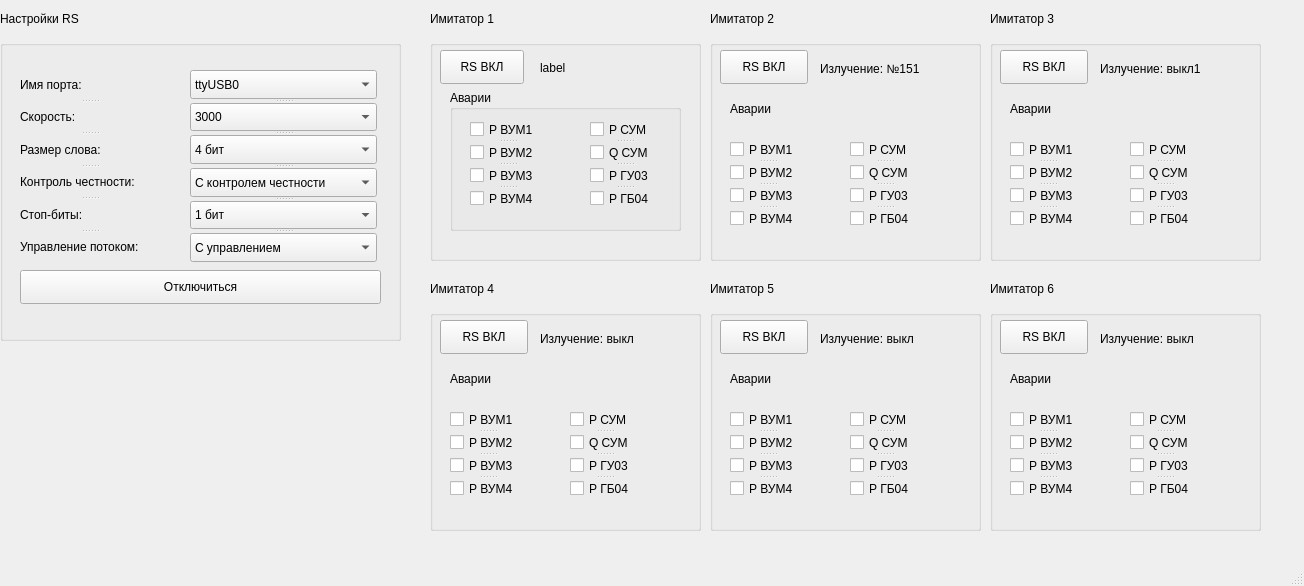
Above: mainwindow.ui from mishamashina/Praktika before the change. Below: the same form after it.
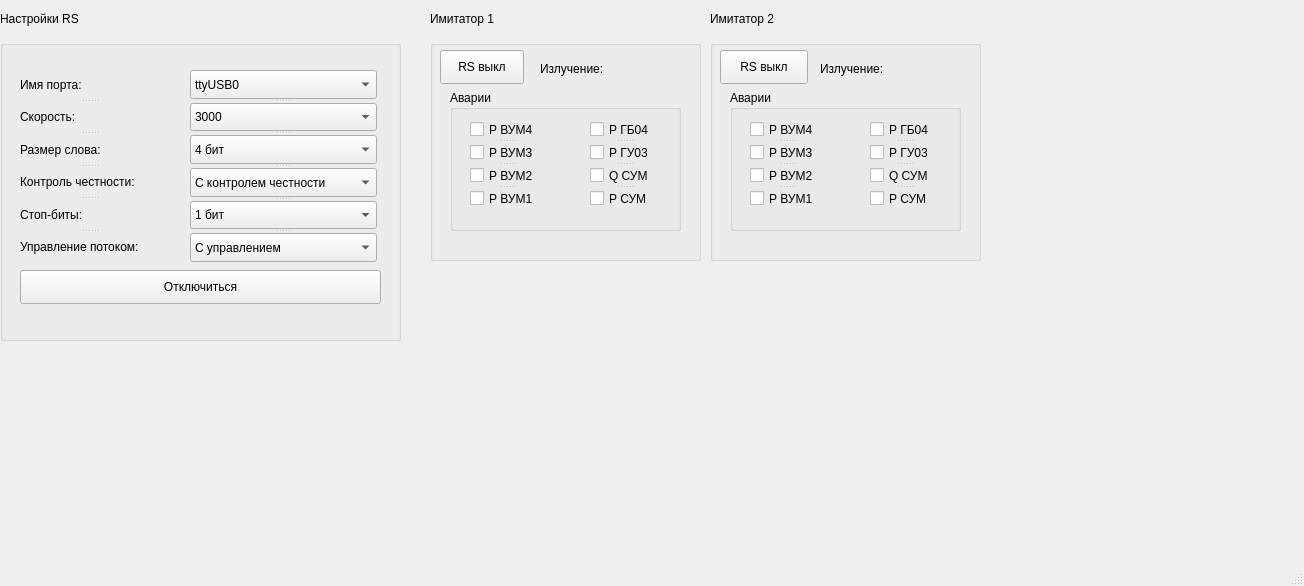
That is the form after the change.

What changed in the file:
```diff
--- a/mainwindow.ui
+++ b/mainwindow.ui
@@ -236,20 +236,7 @@
       </rect>
      </property>
      <property name="text">
-      <string>RS ВКЛ</string>
-     </property>
-    </widget>
-    <widget class="QLabel" name="label_13">
-     <property name="geometry">
-      <rect>
-       <x>110</x>
-       <y>17</y>
-       <width>141</width>
-       <height>21</height>
-      </rect>
-     </property>
-     <property name="text">
-      <string>label</string>
+      <string>RS выкл</string>
      </property>
     </widget>
     <widget class="QGroupBox" name="groupBox_8">
@@ -278,22 +265,22 @@
       </property>
       <widget class="QCheckBox" name="checkBox">
        <property name="text">
-        <string>Р ВУМ1</string>
+        <string>Р ВУМ4</string>
        </property>
       </widget>
       <widget class="QCheckBox" name="checkBox_2">
        <property name="text">
-        <string>Р ВУМ2</string>
+        <string>Р ВУМ3</string>
        </property>
       </widget>
       <widget class="QCheckBox" name="checkBox_3">
        <property name="text">
-        <string>Р ВУМ3</string>
+        <string>Р ВУМ2</string>
        </property>
       </widget>
       <widget class="QCheckBox" name="checkBox_4">
        <property name="text">
-        <string>Р ВУМ4</string>
+        <string>Р ВУМ1</string>
        </property>
       </widget>
      </widget>
@@ -311,26 +298,39 @@
       </property>
       <widget class="QCheckBox" name="checkBox_5">
        <property name="text">
-        <string>Р СУМ</string>
+        <string>Р ГБ04</string>
        </property>
       </widget>
       <widget class="QCheckBox" name="checkBox_6">
        <property name="text">
-        <string>Q СУМ</string>
+        <string>Р ГУ03</string>
        </property>
       </widget>
       <widget class="QCheckBox" name="checkBox_7">
        <property name="text">
-        <string>Р ГУ03</string>
+        <string>Q СУМ</string>
        </property>
       </widget>
       <widget class="QCheckBox" name="checkBox_8">
        <property name="text">
-        <string>Р ГБ04</string>
+        <string>Р СУМ</string>
        </property>
       </widget>
      </widget>
     </widget>
+    <widget class="QLabel" name="label_12">
+     <property name="geometry">
+      <rect>
+       <x>110</x>
+       <y>20</y>
+       <width>141</width>
+       <height>18</height>
+      </rect>
+     </property>
+     <property name="text">
+      <string>Излучение:</string>
+     </property>
+    </widget>
    </widget>
    <widget class="QGroupBox" name="groupBox_3">
     <property name="geometry">
@@ -354,7 +354,7 @@
       </rect>
      </property>
      <property name="text">
-      <string>RS ВКЛ</string>
+      <string>RS выкл</string>
      </property>
     </widget>
     <widget class="QLabel" name="label_11">
@@ -362,209 +362,91 @@
       <rect>
        <x>110</x>
        <y>20</y>
-       <width>121</width>
+       <width>141</width>
        <height>18</height>
       </rect>
      </property>
      <property name="text">
-      <string>Излучение: №151</string>
+      <string>Излучение: </string>
      </property>
     </widget>
-    <widget class="QLabel" name="label_12">
+    <widget class="QGroupBox" name="groupBox_9">
      <property name="geometry">
       <rect>
        <x>20</x>
-       <y>60</y>
-       <width>58</width>
-       <height>18</height>
+       <y>50</y>
+       <width>231</width>
+       <height>141</height>
       </rect>
      </property>
-     <property name="text">
+     <property name="title">
       <string>Аварии</string>
      </property>
-    </widget>
-    <widget class="QSplitter" name="splitter_5">
-     <property name="geometry">
-      <rect>
-       <x>20</x>
-       <y>100</y>
-       <width>76</width>
-       <height>88</height>
-      </rect>
-     </property>
-     <property name="orientation">
-      <enum>Qt::Vertical</enum>
-     </property>
-     <widget class="QCheckBox" name="checkBox_9">
-      <property name="text">
-       <string>Р ВУМ1</string>
+     <widget class="QSplitter" name="splitter_5">
+      <property name="geometry">
+       <rect>
+        <x>20</x>
+        <y>30</y>
+        <width>76</width>
+        <height>88</height>
+       </rect>
       </property>
-     </widget>
-     <widget class="QCheckBox" name="checkBox_10">
-      <property name="text">
-       <string>Р ВУМ2</string>
+      <property name="orientation">
+       <enum>Qt::Vertical</enum>
       </property>
+      <widget class="QCheckBox" name="checkBox_17">
+       <property name="text">
+        <string>Р ВУМ4</string>
+       </property>
+      </widget>
+      <widget class="QCheckBox" name="checkBox_18">
+       <property name="text">
+        <string>Р ВУМ3</string>
+       </property>
+      </widget>
+      <widget class="QCheckBox" name="checkBox_19">
+       <property name="text">
+        <string>Р ВУМ2</string>
+       </property>
+      </widget>
+      <widget class="QCheckBox" name="checkBox_20">
+       <property name="text">
+        <string>Р ВУМ1</string>
+       </property>
+      </widget>
      </widget>
-     <widget class="QCheckBox" name="checkBox_11">
-      <property name="text">
-       <string>Р ВУМ3</string>
+     <widget class="QSplitter" name="splitter_6">
+      <property name="geometry">
+       <rect>
+        <x>140</x>
+        <y>30</y>
+        <width>70</width>
+        <height>88</height>
+       </rect>
       </property>
-     </widget>
-     <widget class="QCheckBox" name="checkBox_12">
-      <property name="text">
-       <string>Р ВУМ4</string>
+      <property name="orientation">
+       <enum>Qt::Vertical</enum>
       </property>
-     </widget>
-    </widget>
-    <widget class="QSplitter" name="splitter_6">
-     <property name="geometry">
-      <rect>
-       <x>140</x>
-       <y>100</y>
-       <width>70</width>
-       <height>88</height>
-      </rect>
-     </property>
-     <property name="orientation">
-      <enum>Qt::Vertical</enum>
-     </property>
-     <widget class="QCheckBox" name="checkBox_13">
-      <property name="text">
-       <string>Р СУМ</string>
-      </property>
-     </widget>
-     <widget class="QCheckBox" name="checkBox_14">
-      <property name="text">
-       <string>Q СУМ</string>
-      </property>
-     </widget>
-     <widget class="QCheckBox" name="checkBox_15">
-      <property name="text">
-       <string>Р ГУ03</string>
-      </property>
-     </widget>
-     <widget class="QCheckBox" name="checkBox_16">
-      <property name="text">
-       <string>Р ГБ04</string>
-      </property>
-     </widget>
-    </widget>
-   </widget>
-   <widget class="QGroupBox" name="groupBox_4">
-    <property name="geometry">
-     <rect>
-      <x>990</x>
-      <y>40</y>
-      <width>271</width>
-      <height>221</height>
-     </rect>
-    </property>
-    <property name="title">
-     <string/>
-    </property>
-    <widget class="QPushButton" name="pushButton_6">
-     <property name="geometry">
-      <rect>
-       <x>10</x>
-       <y>10</y>
-       <width>88</width>
-       <height>34</height>
-      </rect>
-     </property>
-     <property name="text">
-      <string>RS ВКЛ</string>
-     </property>
-    </widget>
-    <widget class="QLabel" name="label_17">
-     <property name="geometry">
-      <rect>
-       <x>110</x>
-       <y>20</y>
-       <width>121</width>
-       <height>18</height>
-      </rect>
-     </property>
-     <property name="text">
-      <string>Излучение: выкл1</string>
-     </property>
-    </widget>
-    <widget class="QLabel" name="label_18">
-     <property name="geometry">
-      <rect>
-       <x>20</x>
-       <y>60</y>
-       <width>58</width>
-       <height>18</height>
-      </rect>
-     </property>
-     <property name="text">
-      <string>Аварии</string>
-     </property>
-    </widget>
-    <widget class="QSplitter" name="splitter_11">
-     <property name="geometry">
-      <rect>
-       <x>20</x>
-       <y>100</y>
-       <width>76</width>
-       <height>88</height>
-      </rect>
-     </property>
-     <property name="orientation">
-      <enum>Qt::Vertical</enum>
-     </property>
-     <widget class="QCheckBox" name="checkBox_33">
-      <property name="text">
-       <string>Р ВУМ1</string>
-      </property>
-     </widget>
-     <widget class="QCheckBox" name="checkBox_34">
-      <property name="text">
-       <string>Р ВУМ2</string>
-      </property>
-     </widget>
-     <widget class="QCheckBox" name="checkBox_35">
-      <property name="text">
-       <string>Р ВУМ3</string>
-      </property>
-     </widget>
-     <widget class="QCheckBox" name="checkBox_36">
-      <property name="text">
-       <string>Р ВУМ4</string>
-      </property>
-     </widget>
-    </widget>
-    <widget class="QSplitter" name="splitter_12">
-     <property name="geometry">
-      <rect>
-       <x>140</x>
-       <y>100</y>
-       <width>70</width>
-       <height>88</height>
-      </rect>
-     </property>
-     <property name="orientation">
-      <enum>Qt::Vertical</enum>
-     </property>
-     <widget class="QCheckBox" name="checkBox_37">
-      <property name="text">
-       <string>Р СУМ</string>
-      </property>
-     </widget>
-     <widget class="QCheckBox" name="checkBox_38">
-      <property name="text">
-       <string>Q СУМ</string>
-      </property>
-     </widget>
-     <widget class="QCheckBox" name="checkBox_39">
-      <property name="text">
-       <string>Р ГУ03</string>
-      </property>
-     </widget>
-     <widget class="QCheckBox" name="checkBox_40">
-      <property name="text">
-       <string>Р ГБ04</string>
-      </property>
+      <widget class="QCheckBox" name="checkBox_21">
+       <property name="text">
+        <string>Р ГБ04</string>
+       </property>
+      </widget>
+      <widget class="QCheckBox" name="checkBox_22">
+       <property name="text">
+        <string>Р ГУ03</string>
+       </property>
+      </widget>
+      <widget class="QCheckBox" name="checkBox_23">
+       <property name="text">
+        <string>Q СУМ</string>
+       </property>
+      </widget>
+      <widget class="QCheckBox" name="checkBox_24">
+       <property name="text">
+        <string>Р СУМ</string>
+       </property>
+      </widget>
      </widget>
     </widget>
    </widget>
@@ -581,412 +463,6 @@
      <string>Имитатор 2</string>
     </property>
    </widget>
-   <widget class="QLabel" name="label_20">
-    <property name="geometry">
-     <rect>
-      <x>990</x>
-      <y>10</y>
-      <width>81</width>
-      <height>18</height>
-     </rect>
-    </property>
-    <property name="text">
-     <string>Имитатор 3</string>
-    </property>
-   </widget>
-   <widget class="QLabel" name="label_21">
-    <property name="geometry">
-     <rect>
-      <x>430</x>
-      <y>280</y>
-      <width>81</width>
-      <height>18</height>
-     </rect>
-    </property>
-    <property name="text">
-     <string>Имитатор 4</string>
-    </property>
-   </widget>
-   <widget class="QGroupBox" name="groupBox_5">
-    <property name="geometry">
-     <rect>
-      <x>430</x>
-      <y>310</y>
-      <width>271</width>
-      <height>221</height>
-     </rect>
-    </property>
-    <property name="title">
-     <string/>
-    </property>
-    <widget class="QPushButton" name="pushButton_7">
-     <property name="geometry">
-      <rect>
-       <x>10</x>
-       <y>10</y>
-       <width>88</width>
-       <height>34</height>
-      </rect>
-     </property>
-     <property name="text">
-      <string>RS ВКЛ</string>
-     </property>
-    </widget>
-    <widget class="QLabel" name="label_22">
-     <property name="geometry">
-      <rect>
-       <x>110</x>
-       <y>20</y>
-       <width>121</width>
-       <height>18</height>
-      </rect>
-     </property>
-     <property name="text">
-      <string>Излучение: выкл</string>
-     </property>
-    </widget>
-    <widget class="QLabel" name="label_23">
-     <property name="geometry">
-      <rect>
-       <x>20</x>
-       <y>60</y>
-       <width>58</width>
-       <height>18</height>
-      </rect>
-     </property>
-     <property name="text">
-      <string>Аварии</string>
-     </property>
-    </widget>
-    <widget class="QSplitter" name="splitter_13">
-     <property name="geometry">
-      <rect>
-       <x>20</x>
-       <y>100</y>
-       <width>76</width>
-       <height>88</height>
-      </rect>
-     </property>
-     <property name="orientation">
-      <enum>Qt::Vertical</enum>
-     </property>
-     <widget class="QCheckBox" name="checkBox_41">
-      <property name="text">
-       <string>Р ВУМ1</string>
-      </property>
-     </widget>
-     <widget class="QCheckBox" name="checkBox_42">
-      <property name="text">
-       <string>Р ВУМ2</string>
-      </property>
-     </widget>
-     <widget class="QCheckBox" name="checkBox_43">
-      <property name="text">
-       <string>Р ВУМ3</string>
-      </property>
-     </widget>
-     <widget class="QCheckBox" name="checkBox_44">
-      <property name="text">
-       <string>Р ВУМ4</string>
-      </property>
-     </widget>
-    </widget>
-    <widget class="QSplitter" name="splitter_14">
-     <property name="geometry">
-      <rect>
-       <x>140</x>
-       <y>100</y>
-       <width>70</width>
-       <height>88</height>
-      </rect>
-     </property>
-     <property name="orientation">
-      <enum>Qt::Vertical</enum>
-     </property>
-     <widget class="QCheckBox" name="checkBox_45">
-      <property name="text">
-       <string>Р СУМ</string>
-      </property>
-     </widget>
-     <widget class="QCheckBox" name="checkBox_46">
-      <property name="text">
-       <string>Q СУМ</string>
-      </property>
-     </widget>
-     <widget class="QCheckBox" name="checkBox_47">
-      <property name="text">
-       <string>Р ГУ03</string>
-      </property>
-     </widget>
-     <widget class="QCheckBox" name="checkBox_48">
-      <property name="text">
-       <string>Р ГБ04</string>
-      </property>
-     </widget>
-    </widget>
-   </widget>
-   <widget class="QGroupBox" name="groupBox_6">
-    <property name="geometry">
-     <rect>
-      <x>710</x>
-      <y>310</y>
-      <width>271</width>
-      <height>221</height>
-     </rect>
-    </property>
-    <property name="title">
-     <string/>
-    </property>
-    <widget class="QPushButton" name="pushButton_8">
-     <property name="geometry">
-      <rect>
-       <x>10</x>
-       <y>10</y>
-       <width>88</width>
-       <height>34</height>
-      </rect>
-     </property>
-     <property name="text">
-      <string>RS ВКЛ</string>
-     </property>
-    </widget>
-    <widget class="QLabel" name="label_24">
-     <property name="geometry">
-      <rect>
-       <x>110</x>
-       <y>20</y>
-       <width>121</width>
-       <height>18</height>
-      </rect>
-     </property>
-     <property name="text">
-      <string>Излучение: выкл</string>
-     </property>
-    </widget>
-    <widget class="QLabel" name="label_25">
-     <property name="geometry">
-      <rect>
-       <x>20</x>
-       <y>60</y>
-       <width>58</width>
-       <height>18</height>
-      </rect>
-     </property>
-     <property name="text">
-      <string>Аварии</string>
-     </property>
-    </widget>
-    <widget class="QSplitter" name="splitter_15">
-     <property name="geometry">
-      <rect>
-       <x>20</x>
-       <y>100</y>
-       <width>76</width>
-       <height>88</height>
-      </rect>
-     </property>
-     <property name="orientation">
-      <enum>Qt::Vertical</enum>
-     </property>
-     <widget class="QCheckBox" name="checkBox_49">
-      <property name="text">
-       <string>Р ВУМ1</string>
-      </property>
-     </widget>
-     <widget class="QCheckBox" name="checkBox_50">
-      <property name="text">
-       <string>Р ВУМ2</string>
-      </property>
-     </widget>
-     <widget class="QCheckBox" name="checkBox_51">
-      <property name="text">
-       <string>Р ВУМ3</string>
-      </property>
-     </widget>
-     <widget class="QCheckBox" name="checkBox_52">
-      <property name="text">
-       <string>Р ВУМ4</string>
-      </property>
-     </widget>
-    </widget>
-    <widget class="QSplitter" name="splitter_16">
-     <property name="geometry">
-      <rect>
-       <x>140</x>
-       <y>100</y>
-       <width>70</width>
-       <height>88</height>
-      </rect>
-     </property>
-     <property name="orientation">
-      <enum>Qt::Vertical</enum>
-     </property>
-     <widget class="QCheckBox" name="checkBox_53">
-      <property name="text">
-       <string>Р СУМ</string>
-      </property>
-     </widget>
-     <widget class="QCheckBox" name="checkBox_54">
-      <property name="text">
-       <string>Q СУМ</string>
-      </property>
-     </widget>
-     <widget class="QCheckBox" name="checkBox_55">
-      <property name="text">
-       <string>Р ГУ03</string>
-      </property>
-     </widget>
-     <widget class="QCheckBox" name="checkBox_56">
-      <property name="text">
-       <string>Р ГБ04</string>
-      </property>
-     </widget>
-    </widget>
-   </widget>
-   <widget class="QGroupBox" name="groupBox_7">
-    <property name="geometry">
-     <rect>
-      <x>990</x>
-      <y>310</y>
-      <width>271</width>
-      <height>221</height>
-     </rect>
-    </property>
-    <property name="title">
-     <string/>
-    </property>
-    <widget class="QPushButton" name="pushButton_9">
-     <property name="geometry">
-      <rect>
-       <x>10</x>
-       <y>10</y>
-       <width>88</width>
-       <height>34</height>
-      </rect>
-     </property>
-     <property name="text">
-      <string>RS ВКЛ</string>
-     </property>
-    </widget>
-    <widget class="QLabel" name="label_26">
-     <property name="geometry">
-      <rect>
-       <x>110</x>
-       <y>20</y>
-       <width>121</width>
-       <height>18</height>
-      </rect>
-     </property>
-     <property name="text">
-      <string>Излучение: выкл</string>
-     </property>
-    </widget>
-    <widget class="QLabel" name="label_27">
-     <property name="geometry">
-      <rect>
-       <x>20</x>
-       <y>60</y>
-       <width>58</width>
-       <height>18</height>
-      </rect>
-     </property>
-     <property name="text">
-      <string>Аварии</string>
-     </property>
-    </widget>
-    <widget class="QSplitter" name="splitter_17">
-     <property name="geometry">
-      <rect>
-       <x>20</x>
-       <y>100</y>
-       <width>76</width>
-       <height>88</height>
-      </rect>
-     </property>
-     <property name="orientation">
-      <enum>Qt::Vertical</enum>
-     </property>
-     <widget class="QCheckBox" name="checkBox_57">
-      <property name="text">
-       <string>Р ВУМ1</string>
-      </property>
-     </widget>
-     <widget class="QCheckBox" name="checkBox_58">
-      <property name="text">
-       <string>Р ВУМ2</string>
-      </property>
-     </widget>
-     <widget class="QCheckBox" name="checkBox_59">
-      <property name="text">
-       <string>Р ВУМ3</string>
-      </property>
-     </widget>
-     <widget class="QCheckBox" name="checkBox_60">
-      <property name="text">
-       <string>Р ВУМ4</string>
-      </property>
-     </widget>
-    </widget>
-    <widget class="QSplitter" name="splitter_18">
-     <property name="geometry">
-      <rect>
-       <x>140</x>
-       <y>100</y>
-       <width>70</width>
-       <height>88</height>
-      </rect>
-     </property>
-     <property name="orientation">
-      <enum>Qt::Vertical</enum>
-     </property>
-     <widget class="QCheckBox" name="checkBox_61">
-      <property name="text">
-       <string>Р СУМ</string>
-      </property>
-     </widget>
-     <widget class="QCheckBox" name="checkBox_62">
-      <property name="text">
-       <string>Q СУМ</string>
-      </property>
-     </widget>
-     <widget class="QCheckBox" name="checkBox_63">
-      <property name="text">
-       <string>Р ГУ03</string>
-      </property>
-     </widget>
-     <widget class="QCheckBox" name="checkBox_64">
-      <property name="text">
-       <string>Р ГБ04</string>
-      </property>
-     </widget>
-    </widget>
-   </widget>
-   <widget class="QLabel" name="label_28">
-    <property name="geometry">
-     <rect>
-      <x>710</x>
-      <y>280</y>
-      <width>81</width>
-      <height>18</height>
-     </rect>
-    </property>
-    <property name="text">
-     <string>Имитатор 5</string>
-    </property>
-   </widget>
-   <widget class="QLabel" name="label_29">
-    <property name="geometry">
-     <rect>
-      <x>990</x>
-      <y>280</y>
-      <width>81</width>
-      <height>18</height>
-     </rect>
-    </property>
-    <property name="text">
-     <string>Имитатор 6</string>
-    </property>
-   </widget>
    <widget class="QSplitter" name="splitter_7">
     <property name="geometry">
      <rect>
@@ -1052,7 +528,7 @@
      <enum>Qt::Horizontal</enum>
     </property>
    </widget>
-   <widget class="QWidget" name="">
+   <widget class="QWidget" name="layoutWidget">
     <property name="geometry">
      <rect>
       <x>0</x>
@@ -1063,7 +539,7 @@
     </property>
     <layout class="QVBoxLayout" name="verticalLayout"/>
    </widget>
-   <widget class="QWidget" name="">
+   <widget class="QWidget" name="layoutWidget">
     <property name="geometry">
      <rect>
       <x>0</x>
```
